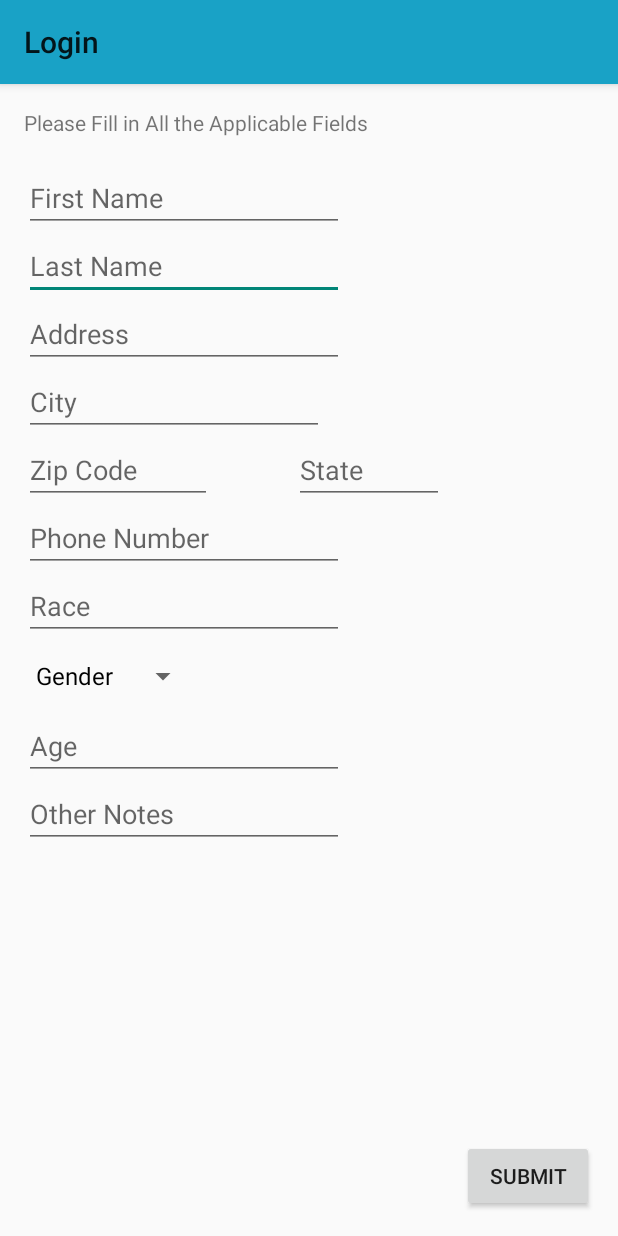
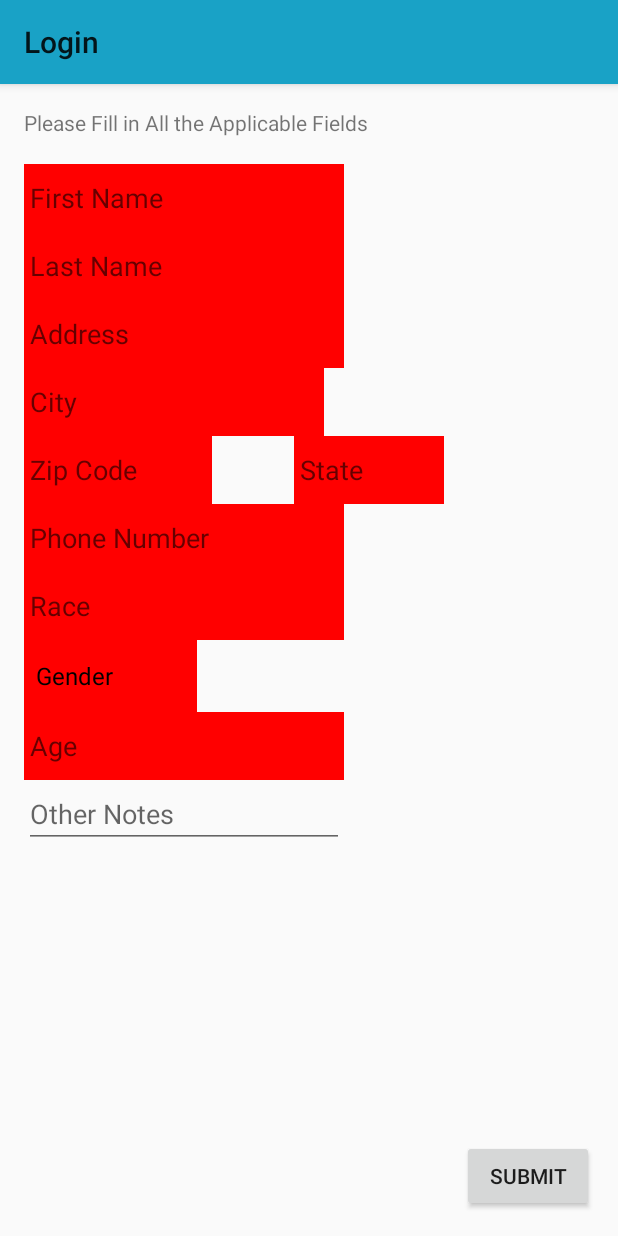
Before and after one commit to Jovl/SafetyStream, an Android app: the screen it shows after launch (LoginActivity), after a tap on "SUBMIT", on a phone screen of 412 x 824 dp. Run offline under Robolectric (Android 15) with nearby library versions, the phone set to English and light mode, and no system bars; libraries missing offline, so code that uses them is left out: com.pubnub.api.

```diff
--- a/app/src/main/java/me/kevingleason/androidrtc/LoginActivity.java
+++ b/app/src/main/java/me/kevingleason/androidrtc/LoginActivity.java
@@ -59,7 +59,7 @@ public class LoginActivity extends Activity {
         super.onCreate(savedInstanceState);
         setContentView(R.layout.activity_login);
 
-        //initializes a variable to store the first naem as the username
+        //initializes a variable to store the first name as the username
         mUsername = (EditText) findViewById(R.id.FirstName);
 
         //initializes the variables created for each text field to that text field
@@ -103,9 +103,6 @@ public class LoginActivity extends Activity {
         //string used to hold any error messages for information that may be entered wrong or if the
         //connection to the database cannot be made
         String z = "";
-        Boolean[] success = new Boolean[10];
-        Boolean inputCorrect = true;
-        int i = 0;
 
         //initializes variables that will store the information that is inputted into the text fields
         String fName = FirstName.getText().toString();
@@ -126,29 +123,6 @@ public class LoginActivity extends Activity {
         protected String doInBackground(String... params)
         {
             Looper.prepare();
-
-            //goes through and checks all input fields against their specific requirements
-            success[0] = checkCharOnlyInputs(fName, FirstName);
-            success[1] = checkCharOnlyInputs(lName, LastName);
-            success[2] = checkCharOnlyInputs(city, City);
-            success[3] = checkCharOnlyInputs(race, Race);
-            success[4] = checkZipCode(zipCode, ZipCode);
-            success[5] = checkPhone(phone, PhoneNumber);
-            success[6] = checkOtherInputs(address, Address);
-            success[7] = checkOtherInputs(age, Age);
-            success[8] = checkState(state, State);
-            success[9] = checkGender(gender, Gender);
-
-            //goes through the array to see if any of the check methods returned false, indicating an invalid input
-            for(i = 0; i < success.length; i++){
-                if(success[i] == false){
-                    //if any array element is equal to false then the inputCorrect is set to false to prevent the information
-                    //from being sent to the databse
-                    inputCorrect = false;
-                    i = success.length;
-                }
-            }
-            if(inputCorrect == true){
                 try
                 {
                     ///Connects to database
@@ -176,10 +150,8 @@ public class LoginActivity extends Activity {
                     z = ex.getMessage();
                 }
                 LoginSuccess();
-            }
-            else{
-                z = "Not all Inputs were entered correctly";
-            }
+
+
 
             if(z != "") {
                 //if z is equal to a different string an error was found and the button is set to be clickable again
@@ -229,13 +201,57 @@ public class LoginActivity extends Activity {
 
     //this method is linked to the submit button on the login screen, when that button is clicked this method is called
     public void testButton (View view){
+        Boolean[] success = new Boolean[10];
+        Boolean inputCorrect = true;
+        int i = 0;
+
+
         //sets the submit button so it cannot be clicked multiple times to prevent the user from sending multiple
         //entries to the database
         setSubmitClickable(false);
 
+        String fName = FirstName.getText().toString();
+        String lName = LastName.getText().toString();
+        String address = Address.getText().toString();
+        String city = City.getText().toString();
+        String zipCode = ZipCode.getText().toString();
+        String age = Age.getText().toString();
+        String state = State.getText().toString();
+        String phone = PhoneNumber.getText().toString();
+        String race = Race.getText().toString();
+        String gender = Gender.getSelectedItem().toString();
+        String notes = Notes.getText().toString();
+
+        //goes through and checks all input fields against their specific requirements
+        success[0] = checkCharOnlyInputs(fName, FirstName);
+        success[1] = checkCharOnlyInputs(lName, LastName);
+        success[2] = checkCharOnlyInputs(city, City);
+        success[3] = checkCharOnlyInputs(race, Race);
+        success[4] = checkZipCode(zipCode, ZipCode);
+        success[5] = checkPhone(phone, PhoneNumber);
+        success[6] = checkOtherInputs(address, Address);
+        success[7] = checkOtherInputs(age, Age);
+        success[8] = checkState(state, State);
+        success[9] = checkGender(gender, Gender);
+
+        //goes through the array to see if any of the check methods returned false, indicating an invalid input
+        for(i = 0; i < success.length; i++){
+            if(success[i] == false){
+                //if any array element is equal to false then the inputCorrect is set to false to prevent the information
+                //from being sent to the databse
+                inputCorrect = false;
+                i = success.length;
+            }
+        }
+
+        if(inputCorrect == true) {
+
             //begins the singIn method to send the information to the database
             signIn signIn = new signIn();// this is the Asynctask, which is used to process in background to reduce load on app process
             signIn.execute("");
+        }else {
+            setSubmitClickable(true);
+        }
     }
 
     public void LoginSuccess(){
@@ -257,25 +273,22 @@ public class LoginActivity extends Activity {
     public Boolean checkCharOnlyInputs (String input, EditText textField){
         StrictMode.ThreadPolicy policy = new StrictMode.ThreadPolicy.Builder().permitAll().build();
         StrictMode.setThreadPolicy(policy);
-
         String message = null;
 
         if(input == null || input.isEmpty()){
             //if the string is empty then a message is recorded alerting the user that
             //they must fill in all text fields, the color of the corresponding text field is turned to red
             message = "Please fill in all text fields";
-            //TODO figure out how to change background color
-            //textField.setBackgroundColor(Color.RED);
+            textField.setBackgroundColor(Color.RED);
         }
         else{
-
             for(char c : input.toCharArray()){
                 if(Character.isDigit(c)){
                     //if a number is entered into the string then a message is recorded alerting the user
                     //that that field cannot contain strings, the text field is also turned to red
+                    //TODO figure out the way to reference the text field
                     message = "Your " + textField + " cannot contain numbers";
-                    //TODO figure out how to change background color
-                    //textField.setBackgroundColor(Color.RED);
+                    textField.setBackgroundColor(Color.RED);
                 }
             }
         }
@@ -296,34 +309,47 @@ public class LoginActivity extends Activity {
         StrictMode.setThreadPolicy(policy);
 
         String message = null;
-
+        if(input == null || input.isEmpty()){
+            //if the string is empty then a message is recorded alerting the user that
+            //they must fill in all text fields, the color of the corresponding text field is turned to red
+            message = "Please fill in all text fields";
+            textfield.setBackgroundColor(Color.RED);
+            return false;
+        }else
+        {
             if(5 == input.length()){
                 return true;
-        } else {
-            message = "The" + textfield + "is too short. \n It must be 5 digits long";
-            //TODO figure out how to change background color
-            //textfield.setBackgroundColor(Color.RED);
+            }else {
+                message = "The Zip Code is too short. \n It must be 5 digits long";
+                textfield.setBackgroundColor(Color.RED);
                 Toast toast = Toast.makeText(getApplicationContext(), message, Toast.LENGTH_LONG);
                 toast.show();
                 return false;
+            }
         }
     }
 
     //this method is used to check the length of the phone number
     public Boolean checkPhone(String input, EditText textfield){
         String message = null;
-
+        if(input == null || input.isEmpty()){
+            //if the string is empty then a message is recorded alerting the user that
+            //they must fill in all text fields, the color of the corresponding text field is turned to red
+            message = "Please fill in all text fields";
+            textfield.setBackgroundColor(Color.RED);
+            return false;
+        }
+        else{
             if(10 == input.length()){
                 return true;
             } else {
-            message = "The" + textfield + "is too short. \n It must be 5 digits long";
-            //TODO figure out how to change background color
-            //textfield.setBackgroundColor(Color.RED);
+                message = "The Phone Number is too short. \n It must be 10 digits long";
+                textfield.setBackgroundColor(Color.RED);
                 Toast toast = Toast.makeText(getApplicationContext(), message, Toast.LENGTH_LONG);
                 toast.show();
                 return false;
             }
-
+        }
     }
 
     //this method is used to ensure that other text fields are filled in and not left blank
@@ -332,15 +358,24 @@ public class LoginActivity extends Activity {
         StrictMode.setThreadPolicy(policy);
 
         String message = null;
-        if(input == null || input == ""){
+
+        if(input == null || input.isEmpty()){
+            //if the string is empty then a message is recorded alerting the user that
+            //they must fill in all text fields, the color of the corresponding text field is turned to red
             message = "Please fill in all text fields";
-            //TODO figure out how to change background color
-            //textfield.setBackgroundColor(Color.RED);
+            textfield.setBackgroundColor(Color.RED);
+            return false;
+        }
+        else {
+            if (input == null || input == "") {
+                message = "Please fill in all text fields";
+                textfield.setBackgroundColor(Color.RED);
                 Toast toast = Toast.makeText(getApplicationContext(), message, Toast.LENGTH_LONG);
                 toast.show();
                 return false;
             } else {
                 return true;
+            }
         }
     }
 
@@ -350,10 +385,17 @@ public class LoginActivity extends Activity {
         StrictMode.setThreadPolicy(policy);
 
         String message = null;
-        if(input == null){
+        if(input == "Gender" || input.isEmpty()){
+            //if the string is empty then a message is recorded alerting the user that
+            //they must fill in all text fields, the color of the corresponding text field is turned to red
             message = "Please fill in all text fields";
-            //TODO figure out how to change background color
-            //field.setBackgroundColor(Color.RED);
+            field.setBackgroundColor(Color.RED);
+            return false;
+        }
+        else {
+            if (input == null) {
+                message = "Please fill in all text fields";
+                field.setBackgroundColor(Color.RED);
                 Toast toast = Toast.makeText(getApplicationContext(), message, Toast.LENGTH_LONG);
                 toast.show();
                 return false;
@@ -361,22 +403,32 @@ public class LoginActivity extends Activity {
                 return true;
             }
         }
+    }
 
     //used to ensure that the state field is not left blank
     public Boolean checkState(String input, AutoCompleteTextView field){
         StrictMode.ThreadPolicy policy = new StrictMode.ThreadPolicy.Builder().permitAll().build();
         StrictMode.setThreadPolicy(policy);
+        String message = null;
 
-       String message = null;
+
+        if(input == null || input.isEmpty()){
+            //if the string is empty then a message is recorded alerting the user that
+            //they must fill in all text fields, the color of the corresponding text field is turned to red
+            message = "Please fill in all text fields";
+            field.setBackgroundColor(Color.RED);
+            return false;
+        }
+        else{
             if(input == null){
                 message = "Please fill in all text fields";
-            //TODO figure out how to change background color
-            //field.setBackgroundColor(Color.RED);
+                field.setBackgroundColor(Color.RED);
                 Toast toast = Toast.makeText(getApplicationContext(), message, Toast.LENGTH_LONG);
                 toast.show();
                 return false;
             } else {
                 return true;
+            }
         }
     }
 
```
Also changed, not shown: 2 other files. Lines whose indentation alone changed are shown as unchanged.
